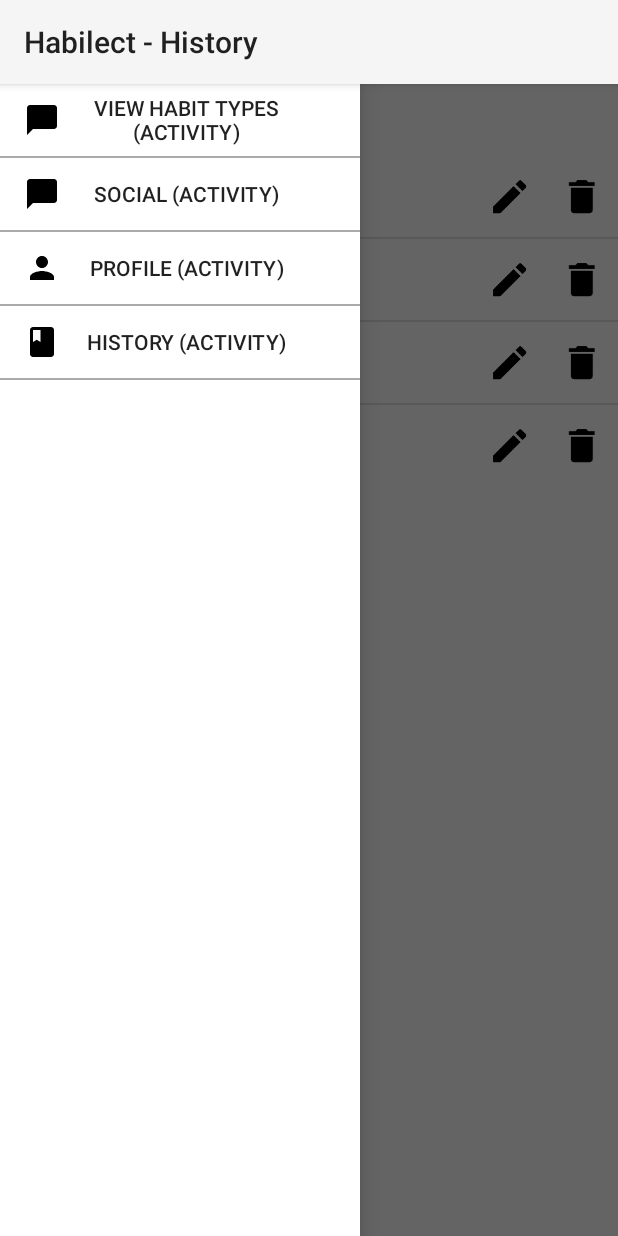
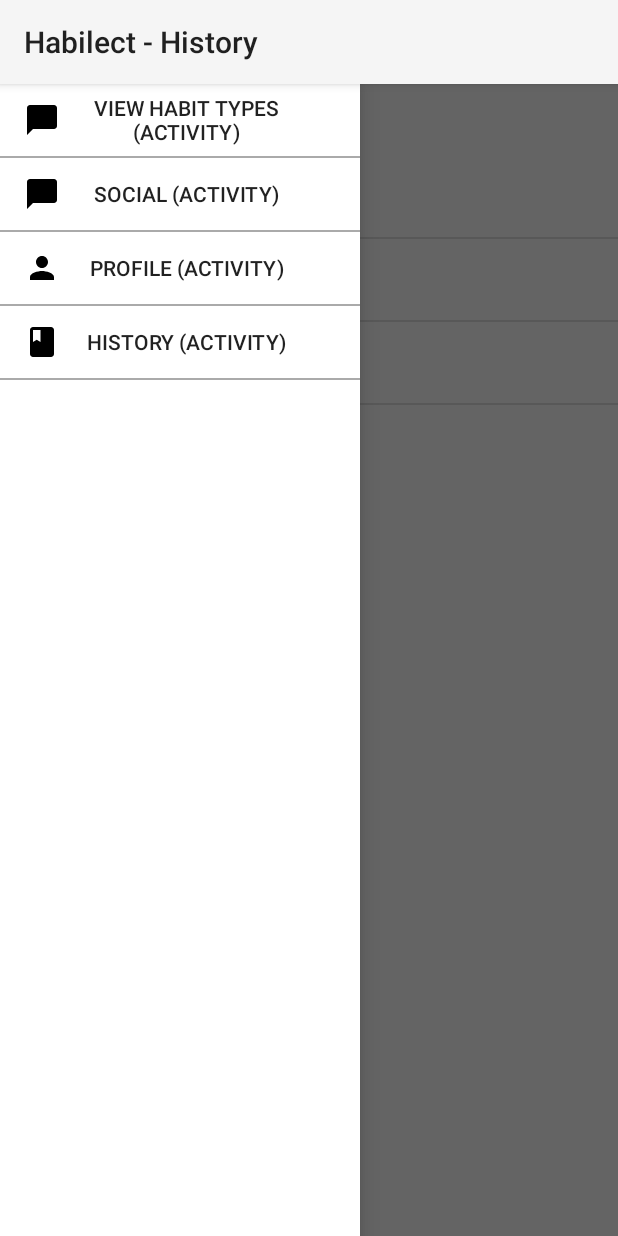
Before and after one commit to CMPUT301F17T05/AASIO-Index, an Android app: the HistoryFilterFragment screen opened directly, with no data from a screen before it, with the side drawer open, on a phone screen of 412 x 824 dp. Run offline under Robolectric (Android 15) with nearby library versions, the phone set to English and light mode, and no system bars.

```diff
--- a/app/src/main/java/com/cmput301/t05/habilect/HabitEvent.java
+++ b/app/src/main/java/com/cmput301/t05/habilect/HabitEvent.java
@@ -57,10 +57,12 @@ class HabitEvent {
     public void setEventPicture(Bitmap event_picture) {
         if (event_picture != null) {
             if (event_picture.getByteCount() >= 65536) {
+                event_picture = Bitmap.createScaledBitmap(event_picture, 127, 127, false);
+            }
+            if(event_picture.getByteCount() >= 65536) {
                 throw new IllegalArgumentException();
-            } else {
-                this.event_picture = event_picture;
             }
+            this.event_picture = event_picture;
         } else {
             this.event_picture = null;
         }
--- a/app/src/main/java/com/cmput301/t05/habilect/HabitEventListAdapter.java
+++ b/app/src/main/java/com/cmput301/t05/habilect/HabitEventListAdapter.java
@@ -5,6 +5,7 @@ import android.view.LayoutInflater;
 import android.view.View;
 import android.view.ViewGroup;
 import android.widget.BaseAdapter;
+import android.widget.ImageButton;
 import android.widget.ListAdapter;
 import android.widget.TextView;
 
--- a/app/src/main/res/layout/habit_event_row.xml
+++ b/app/src/main/res/layout/habit_event_row.xml
@@ -27,33 +27,4 @@
         app:layout_constraintBottom_toTopOf="@+id/habitEventRowTitle"
         app:layout_constraintLeft_toLeftOf="parent" />
 
-    <ImageButton
-        android:id="@+id/habitEventRowDeleteButton"
-        android:layout_width="wrap_content"
-        android:layout_height="wrap_content"
-        android:layout_marginRight="0dp"
-        android:background="@null"
-        android:scaleX="0.7"
-        android:scaleY="0.7"
-        app:layout_constraintBottom_toBottomOf="parent"
-        app:layout_constraintRight_toRightOf="parent"
-        app:layout_constraintTop_toTopOf="parent"
-        app:layout_constraintVertical_bias="0.498"
-        app:srcCompat="@mipmap/delete_button" />
-
-    <ImageButton
-        android:id="@+id/habitEventRowEditButton"
-        android:layout_width="wrap_content"
-        android:layout_height="wrap_content"
-        android:layout_marginStart="8dp"
-        android:background="@null"
-        android:scaleX="0.7"
-        android:scaleY="0.7"
-        app:layout_constraintBottom_toBottomOf="parent"
-        app:layout_constraintEnd_toStartOf="@+id/habitEventRowDeleteButton"
-        app:layout_constraintHorizontal_bias="1.0"
-        app:layout_constraintStart_toEndOf="@+id/habitEventRowTitle"
-        app:layout_constraintTop_toTopOf="parent"
-        app:layout_constraintVertical_bias="0.498"
-        app:srcCompat="@mipmap/edit_button" />
 </android.support.constraint.ConstraintLayout>
```
Also changed, not shown: app/src/main/java/com/cmput301/t05/habilect/AddHabitEventDialog.java (+23 -19 lines), app/src/main/java/com/cmput301/t05/habilect/AddHabitEventDialogInformationGetter.java (added, +68 -0 lines), app/src/main/java/com/cmput301/t05/habilect/HabitTypeActivity.java (+56 -2 lines), gradle/wrapper/gradle-wrapper.properties.
